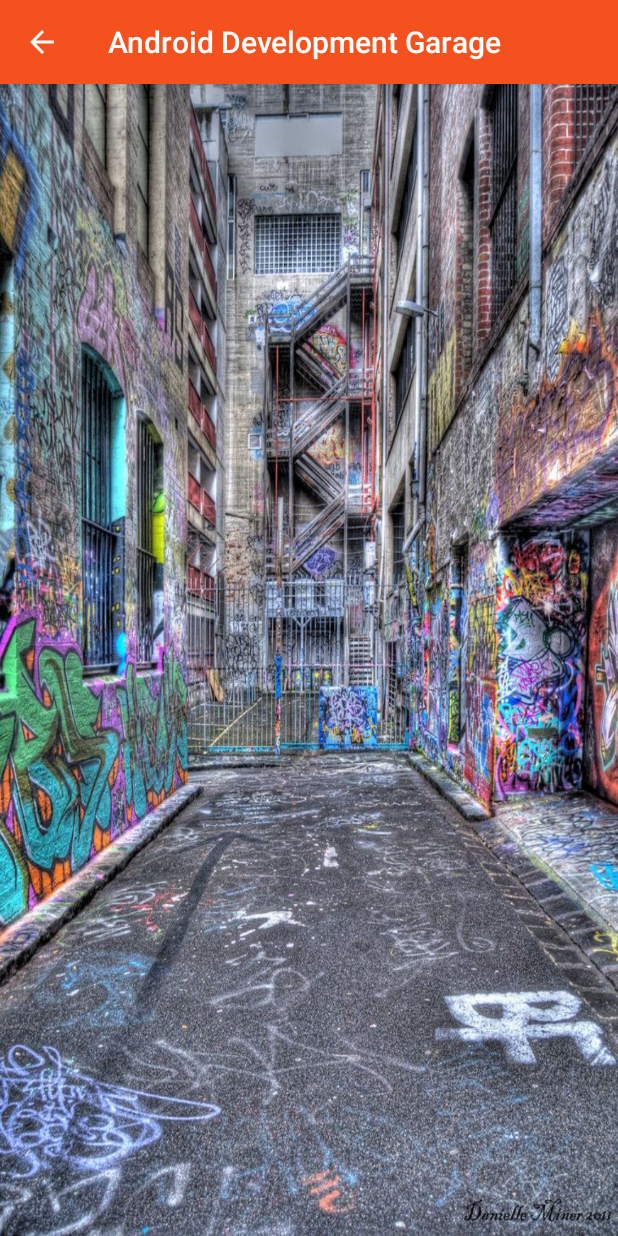
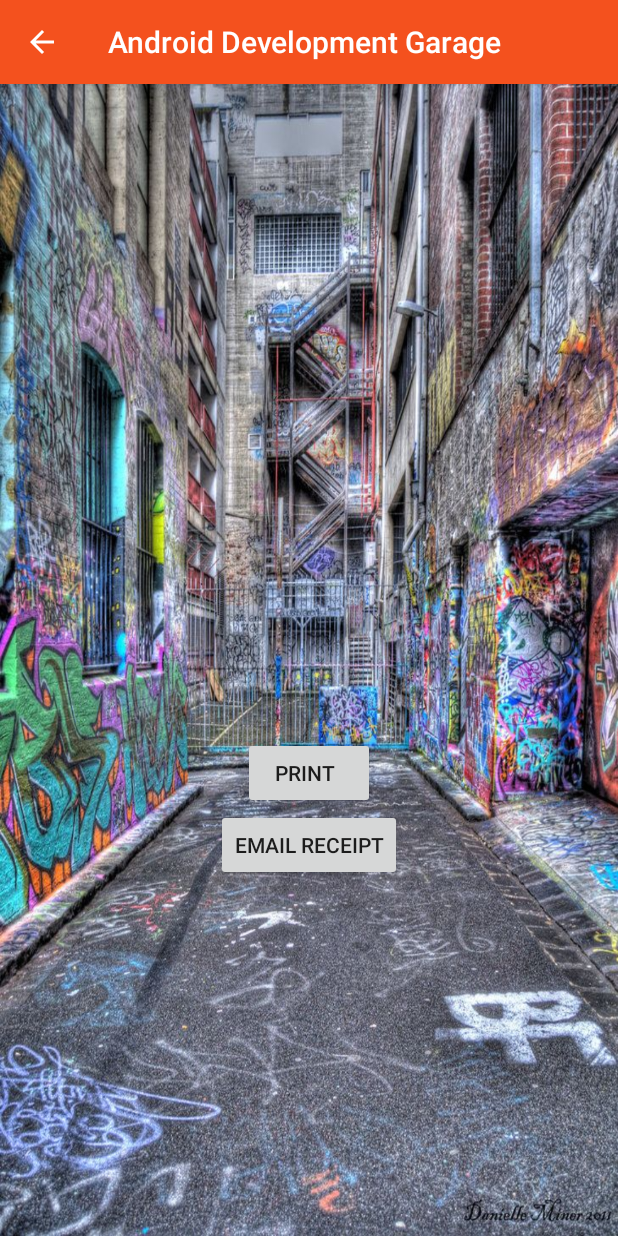
Before and after one commit to AliAdil/ExperimentProject, an Android app: the screen it shows after launch (MainActivity), on a phone screen of 412 x 824 dp. Run offline under Robolectric (Android 15) with nearby library versions, the phone set to English and light mode, and no system bars.

Commit message:
Print Bitmap and Email Receipt

```diff
--- a/app/src/main/AndroidManifest.xml
+++ b/app/src/main/AndroidManifest.xml
@@ -9,7 +9,6 @@
         android:roundIcon="@drawable/ic_andorid"
         android:supportsRtl="true"
         android:theme="@style/AppTheme"
-        android:fullBackupContent=""
         android:allowBackup="true"
        >
         <activity android:name=".MainActivity">
--- a/app/src/main/res/layout/activity_main.xml
+++ b/app/src/main/res/layout/activity_main.xml
@@ -1,6 +1,7 @@
 <androidx.coordinatorlayout.widget.CoordinatorLayout
     xmlns:android="http://schemas.android.com/apk/res/android"
     xmlns:app="http://schemas.android.com/apk/res-auto"
+    xmlns:tools="http://schemas.android.com/tools"
     android:id="@+id/myCoordinatorLayout"
     android:layout_width="match_parent"
     android:layout_height="match_parent"
@@ -8,8 +9,8 @@
     >
 
     <androidx.constraintlayout.widget.ConstraintLayout
-        android:layout_width = "match_parent"
-        android:layout_height = "match_parent">
+        android:layout_width="match_parent"
+        android:layout_height="match_parent">
 
         <TextView
             android:id="@+id/TextView_AsyncTask"
@@ -26,5 +27,24 @@
             app:layout_constraintRight_toRightOf="parent"
             app:layout_constraintTop_toTopOf="parent" />
 
+        <Button
+            android:id="@+id/btn_print"
+            android:layout_width="wrap_content"
+            android:layout_height="wrap_content"
+            android:layout_marginTop="24dp"
+            android:text="PRINT  "
+            app:layout_constraintEnd_toEndOf="@+id/TextView_AsyncTask"
+            app:layout_constraintStart_toStartOf="@+id/TextView_AsyncTask"
+            app:layout_constraintTop_toBottomOf="@+id/TextView_AsyncTask" />
+
+        <Button
+            android:id="@+id/btn_email"
+            android:layout_width="wrap_content"
+            android:layout_height="wrap_content"
+            android:text="Email Receipt"
+            app:layout_constraintEnd_toEndOf="@+id/btn_print"
+            app:layout_constraintStart_toStartOf="@+id/btn_print"
+            app:layout_constraintTop_toBottomOf="@+id/btn_print" />
+
     </androidx.constraintlayout.widget.ConstraintLayout>
 </androidx.coordinatorlayout.widget.CoordinatorLayout>
```
Also changed, not shown: app/src/main/java/com/softnology/experimentproject/MainActivity.java (+39 -0 lines).
